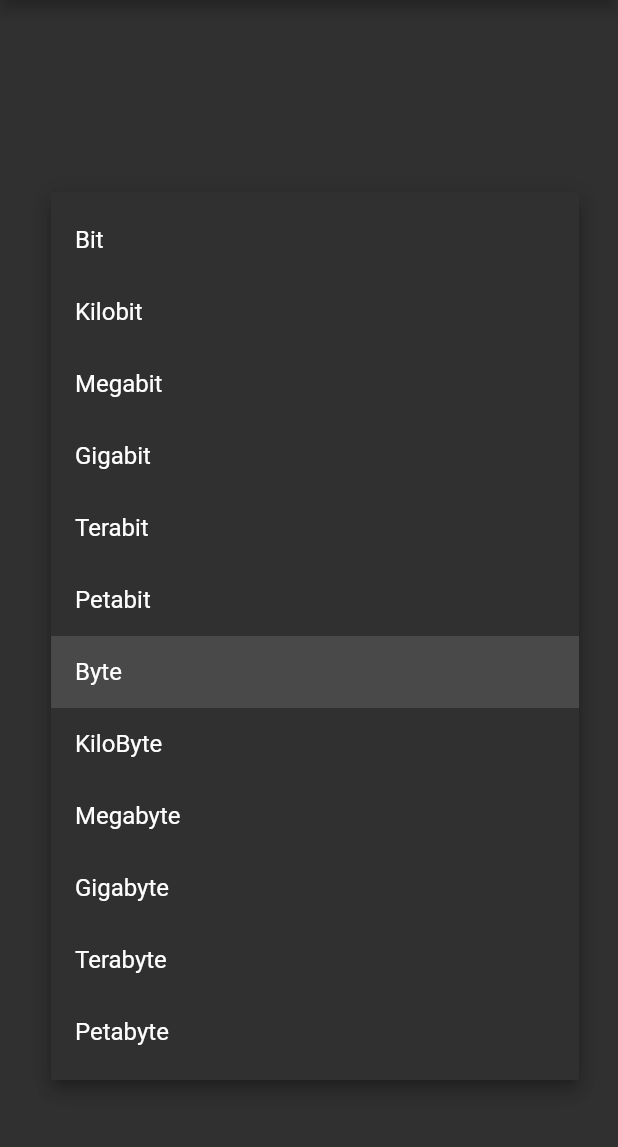
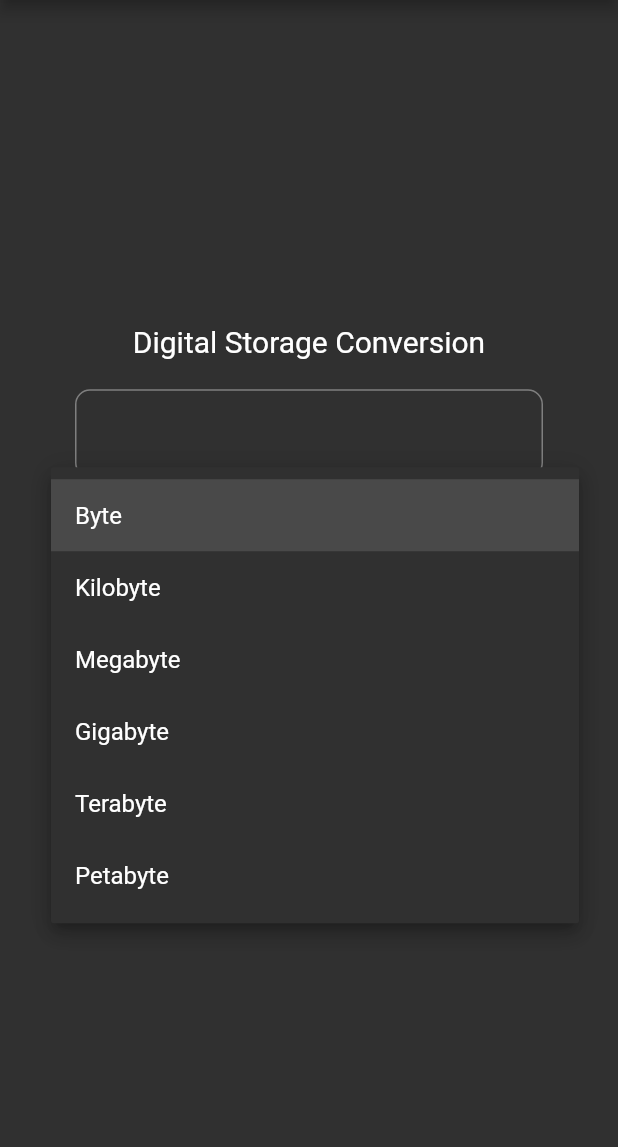
Before and after one commit to hliosdja/simple_converter, a Flutter app: the StorageConversion screen opened directly, after a tap on "Byte", on a phone screen of 412 x 824 dp, the part 84-1231 px from its top. Run offline on Flutter 3.47's test engine with Material 2 defaults, Android fonts, the phone set to English and light mode, and no system bars.

```diff
--- a/lib/constants/units.dart
+++ b/lib/constants/units.dart
@@ -32,14 +32,8 @@ const List<String> frequencyUnits = [
 ];
 
 const List<String> storageUnits = [
-  'Bit',
-  'Kilobit',
-  'Megabit',
-  'Gigabit',
-  'Terabit',
-  'Petabit',
   'Byte',
-  'KiloByte',
+  'Kilobyte',
   'Megabyte',
   'Gigabyte',
   'Terabyte',
--- a/lib/screens/storage_conversion.dart
+++ b/lib/screens/storage_conversion.dart
@@ -22,8 +22,8 @@ class _StorageConversionState extends State<StorageConversion> {
   //variables
   List<DropdownMenuItem> dropdownItems = [];
   List<dynamic> list = [];
-  late String firstUnit = 'Bit';
-  late String secondUnit = 'Byte';
+  late String firstUnit = 'Byte';
+  late String secondUnit = 'Kilobyte';
   String unitHeader = '';
   late String firstValue;
   late String secondValue;
```
Also changed, not shown: lib/classes/calculation.dart (+9 -2 lines), lib/classes/storage.dart (+76 -1 lines).
